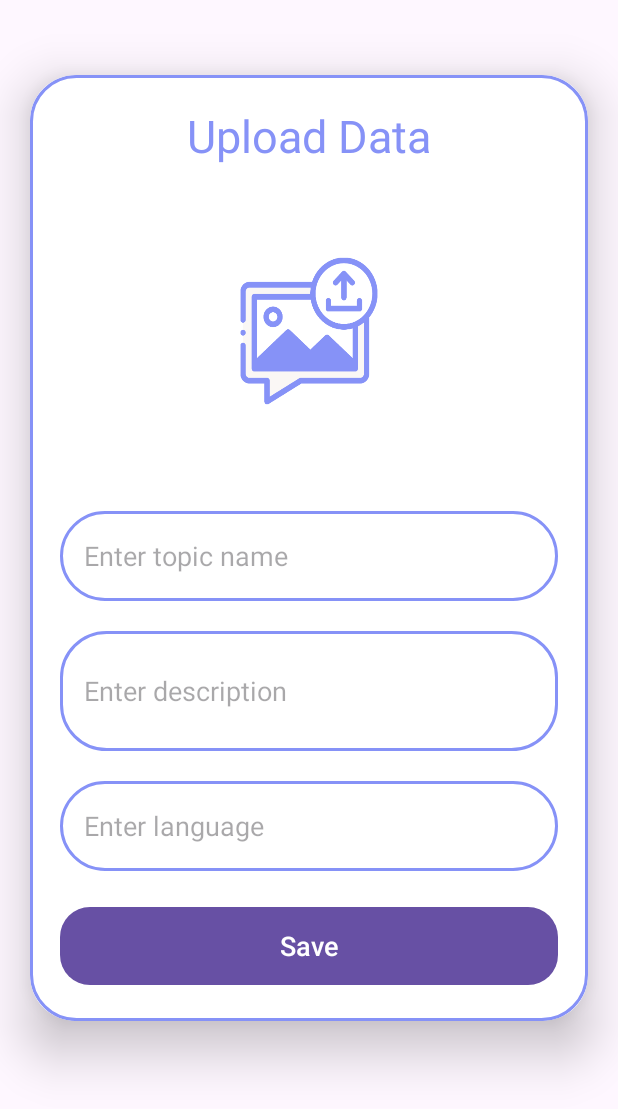
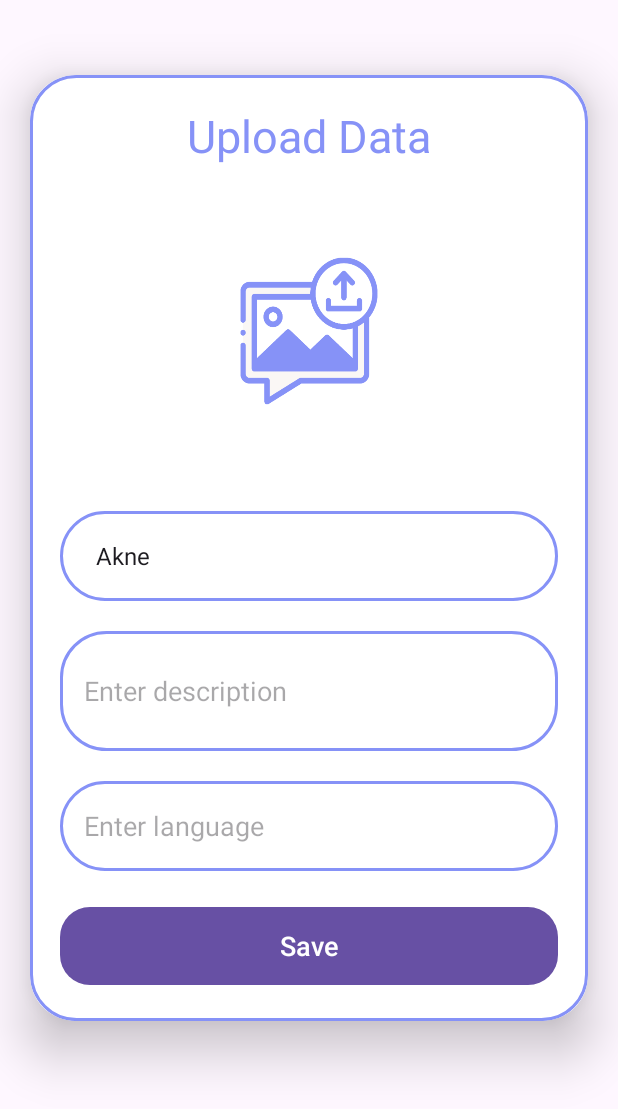
Before and after one commit to sophiarai/eSkin_031223, an Android app: the UploadActivity screen opened directly, with no data from a screen before it, on a phone screen of 412 x 824 dp. Shown: the top 1109 px of the screen. Run offline under Robolectric (Android 15) with nearby library versions, the phone set to English and light mode, and no system bars; our stand-ins replace Firebase (no records; nobody signed in at launch, a user with empty details on screens opened directly); pictures from the network do not load.

Commit message:
bei upload un update EditText mit Spinner ersetzt

```diff
--- a/app/src/main/java/com/example/mediscanner_firebase/Verena/UploadActivity.java
+++ b/app/src/main/java/com/example/mediscanner_firebase/Verena/UploadActivity.java
@@ -30,12 +30,16 @@ import com.google.firebase.storage.UploadTask;
 
 import java.text.DateFormat;
 import java.util.Calendar;
+import android.os.Bundle;
+import android.widget.ArrayAdapter;
+import android.widget.Spinner;
 
 public class UploadActivity extends AppCompatActivity {
 
     ImageView uploadImage;
     Button saveButton;
-    EditText uploadTopic, uploadDesc, uploadLang;
+    EditText uploadDesc, uploadLang;
+    Spinner uploadTopic;
     String imageURL;
     Uri uri;
 
@@ -49,6 +53,17 @@ public class UploadActivity extends AppCompatActivity {
         uploadTopic = findViewById(R.id.uploadTopic);
         uploadLang = findViewById(R.id.uploadLang);
         saveButton = findViewById(R.id.saveButton);
+        //Spinner uploadCategorySpinner = findViewById(R.id.uploadCategorySpinner);
+
+        // Daten für das Dropdown-Menü
+        String[] hauterkrankungen = {"Akne", "Neurodermitis", "Schuppenflechte", "Muttermal", "Rosazea", "Hautkrebs", "Ekzeme", "Warzen", "Andere"};
+
+        // Adapter für den Spinner erstellen
+        ArrayAdapter<String> spinnerAdapter = new ArrayAdapter<>(this, android.R.layout.simple_spinner_item, hauterkrankungen);
+        spinnerAdapter.setDropDownViewResource(android.R.layout.simple_spinner_dropdown_item);
+
+        // Adapter an den Spinner binden
+        uploadTopic.setAdapter(spinnerAdapter);
 
         ActivityResultLauncher<Intent> activityResultLauncher = registerForActivityResult(
                 new ActivityResultContracts.StartActivityForResult(),
@@ -115,7 +130,7 @@ public class UploadActivity extends AppCompatActivity {
 
     public void uploadData(){
 
-        String title = uploadTopic.getText().toString();
+        String title = uploadTopic.getSelectedItem().toString();
         String desc = uploadDesc.getText().toString();
         String lang = uploadLang.getText().toString();
 
--- /dev/null
+++ b/app/src/main/res/drawable/ic_arrow_down.xml
@@ -0,0 +1,5 @@
+<vector android:height="24dp" android:tint="@color/lavender"
+    android:viewportHeight="24" android:viewportWidth="24"
+    android:width="24dp" xmlns:android="http://schemas.android.com/apk/res/android">
+    <path android:fillColor="@android:color/white" android:pathData="M7,10l5,5 5,-5z"/>
+</vector>
--- a/app/src/main/res/layout/activity_upload.xml
+++ b/app/src/main/res/layout/activity_upload.xml
@@ -41,7 +41,7 @@
           android:layout_marginTop="10dp"
           android:scaleType="fitXY"/>
 
-      <EditText
+    <!--  <EditText
           android:layout_width="match_parent"
           android:layout_height="60dp"
           android:id="@+id/uploadTopic"
@@ -50,7 +50,18 @@
           android:padding="16dp"
           android:hint="@string/enter_topic_name"
           android:gravity="start|center_vertical"
-          android:textColor="@color/lavender"/>
+          android:textColor="@color/lavender"/> -->
+
+        <Spinner
+            android:id="@+id/uploadTopic"
+            android:layout_width="match_parent"
+            android:layout_height="60dp"
+            android:layout_marginTop="20dp"
+            android:background="@drawable/lavender_border"
+            android:padding="16dp"
+            android:gravity="start|center_vertical"
+            android:textColor="@color/black"
+             />
 
       <EditText
           android:layout_width="match_parent"
@@ -61,7 +72,7 @@
           android:padding="16dp"
           android:hint="@string/enter_description"
           android:gravity="start|center_vertical"
-          android:textColor="@color/lavender"/>
+          android:textColor="@color/black"/>
 
       <EditText
           android:layout_width="match_parent"
@@ -72,7 +83,7 @@
           android:padding="16dp"
           android:hint="@string/enter_language"
           android:gravity="start|center_vertical"
-          android:textColor="@color/lavender"/>
+          android:textColor="@color/black"/>
 
       <Button
           android:layout_width="match_parent"
```
Also changed, not shown: app/src/main/java/com/example/mediscanner_firebase/Verena/UpdateActivity.java (+17 -4 lines), app/src/main/res/layout/activity_update.xml (+14 -4 lines).
